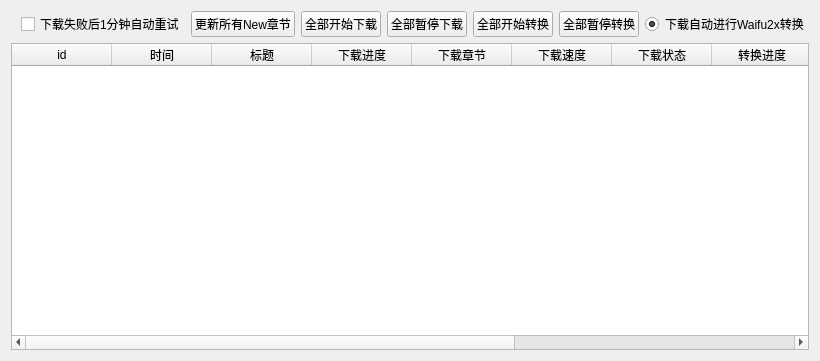
Before: the Qt Designer form ui/ui_download.ui in tonquer/picacg-qt, drawn with Qt 5.
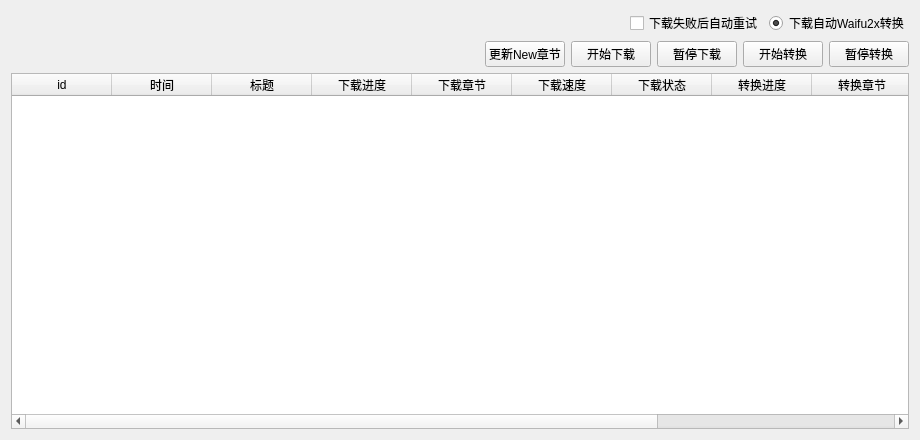
After: the same form once the commit is applied.

Commit message: 更新版本

Patch:
```diff
--- a/ui/ui_download.ui
+++ b/ui/ui_download.ui
@@ -6,17 +6,17 @@
    <rect>
     <x>0</x>
     <y>0</y>
-    <width>820</width>
-    <height>361</height>
+    <width>920</width>
+    <height>440</height>
    </rect>
   </property>
   <property name="windowTitle">
    <string>下载</string>
   </property>
   <layout class="QGridLayout" name="gridLayout_2">
-   <item row="0" column="0">
+   <item row="1" column="0">
     <layout class="QGridLayout" name="gridLayout">
-     <item row="4" column="0">
+     <item row="5" column="0">
       <widget class="QTableWidget" name="tableWidget">
        <column>
         <property name="text">
@@ -90,45 +90,64 @@
          </property>
         </spacer>
        </item>
-       <item>
-        <widget class="QCheckBox" name="redownloadRadio">
-         <property name="text">
-          <string>下载失败后1分钟自动重试</string>
-         </property>
-        </widget>
-       </item>
        <item>
         <widget class="QPushButton" name="updateNew">
          <property name="text">
-          <string>更新所有New章节</string>
+          <string>更新New章节</string>
          </property>
         </widget>
        </item>
        <item>
         <widget class="QPushButton" name="pushButton">
          <property name="text">
-          <string>全部开始下载</string>
+          <string>开始下载</string>
          </property>
         </widget>
        </item>
        <item>
         <widget class="QPushButton" name="pushButton_3">
          <property name="text">
-          <string>全部暂停下载</string>
+          <string>暂停下载</string>
          </property>
         </widget>
        </item>
        <item>
         <widget class="QPushButton" name="pushButton_2">
          <property name="text">
-          <string>全部开始转换</string>
+          <string>开始转换</string>
          </property>
         </widget>
        </item>
        <item>
         <widget class="QPushButton" name="pushButton_4">
          <property name="text">
-          <string>全部暂停转换</string>
+          <string>暂停转换</string>
+         </property>
+        </widget>
+       </item>
+      </layout>
+     </item>
+    </layout>
+   </item>
+   <item row="0" column="0">
+    <layout class="QHBoxLayout" name="horizontalLayout_2">
+     <item>
+      <spacer name="horizontalSpacer_2">
+       <property name="orientation">
+        <enum>Qt::Horizontal</enum>
+       </property>
+       <property name="sizeHint" stdset="0">
+        <size>
+         <width>40</width>
+         <height>20</height>
+        </size>
+       </property>
+      </spacer>
+     </item>
+     <item>
+      <widget class="QCheckBox" name="redownloadRadio">
+       <property name="text">
+        <string>下载失败后自动重试</string>
          </property>
         </widget>
        </item>
@@ -138,14 +157,12 @@
           <bool>true</bool>
          </property>
          <property name="text">
-          <string>下载自动进行Waifu2x转换</string>
+        <string>下载自动Waifu2x转换</string>
          </property>
          <property name="checked">
           <bool>true</bool>
          </property>
         </widget>
-       </item>
-      </layout>
      </item>
     </layout>
    </item>
```
Lines whose indentation alone changed are shown as unchanged. The commit also changes 36 other files.
